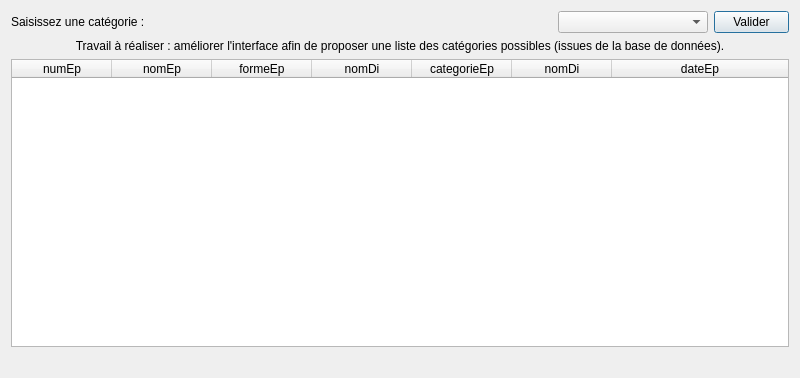
Old version of the form gui/fct_comp_2.ui in the repository Juloos/CEBD-PROJET-S5-2022.
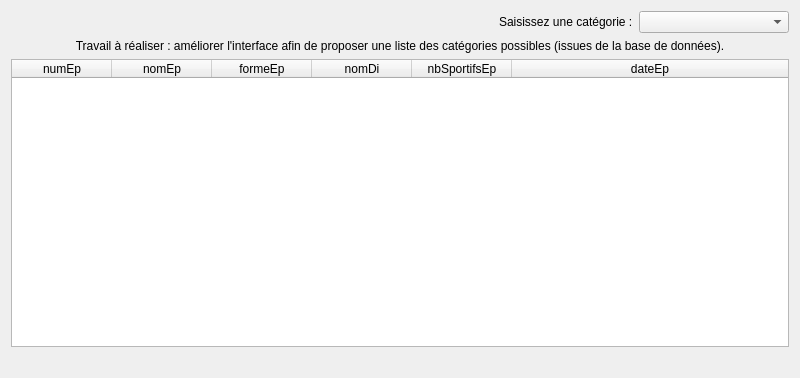
New version of the form.

Commit message: Better ui and signal management for 1.2-1.3 Remove deprecated TODOs

Diff of the .ui file:
```diff
--- a/gui/fct_comp_2.ui
+++ b/gui/fct_comp_2.ui
@@ -16,7 +16,7 @@
   <layout class="QGridLayout" name="gridLayout">
    <item row="0" column="0">
     <layout class="QHBoxLayout" name="horizontalLayout">
-     <item>
+     <item alignment="Qt::AlignRight">
       <widget class="QLabel" name="labelEdit_fct_comp_2">
        <property name="text">
         <string>Saisissez une catégorie :</string>
@@ -33,19 +33,6 @@
        </property>
       </widget>
      </item>
-     <item>
-      <widget class="QPushButton" name="pushButton_fct_comp_2">
-       <property name="maximumSize">
-        <size>
-         <width>75</width>
-         <height>16777215</height>
-        </size>
-       </property>
-       <property name="text">
-        <string>Valider</string>
-       </property>
-      </widget>
-     </item>
     </layout>
    </item>
    <item row="1" column="0">
@@ -94,12 +81,7 @@
      </column>
      <column>
       <property name="text">
-       <string>categorieEp</string>
-      </property>
-     </column>
-     <column>
-      <property name="text">
-       <string>nomDi</string>
+       <string>nbSportifsEp</string>
       </property>
      </column>
      <column>
```
Left out of the diff: 8 changed lines with no effect on the pictures. The commit also changes 7 other files.
